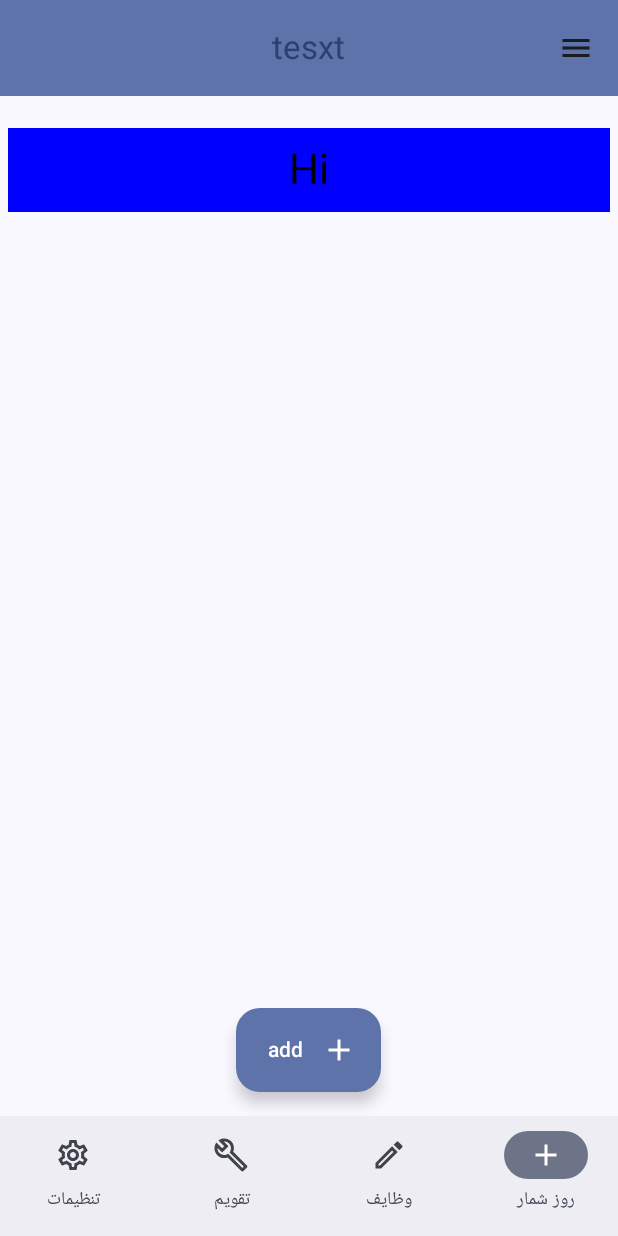
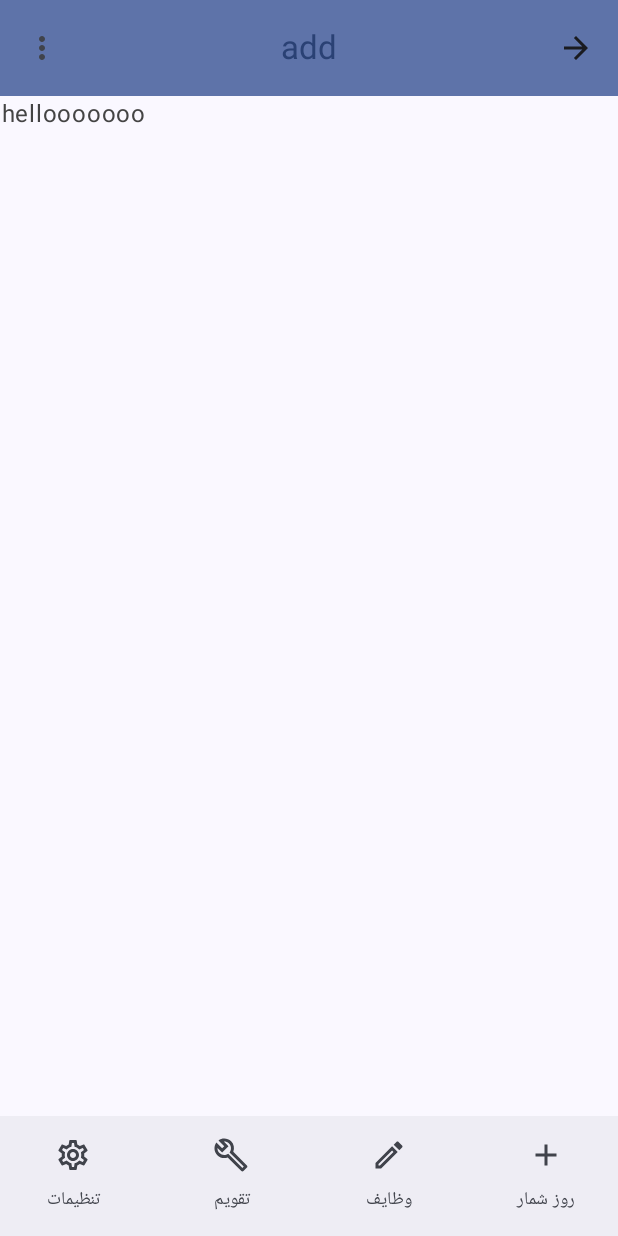
Before and after one commit to AliEasy/zaunguleh_kotlin, an Android app built with Jetpack Compose: the screen it shows after launch (MainActivity), after a tap on "add", on a phone screen of 412 x 824 dp. Run offline under Robolectric (Android 15) with nearby library versions, the phone set to English and light mode, and no system bars; our stand-ins replace Dagger/Hilt's generated code, Room's generated code.

Commit message:
feat: navigate to submit reminder screen

```diff
--- a/app/src/main/java/top/easyware/zanguleh/MainActivity.kt
+++ b/app/src/main/java/top/easyware/zanguleh/MainActivity.kt
@@ -29,12 +29,16 @@ import androidx.compose.ui.Modifier
 import androidx.compose.ui.graphics.vector.ImageVector
 import androidx.navigation.NavGraph.Companion.findStartDestination
 import androidx.navigation.NavHostController
+import androidx.navigation.NavType
 import androidx.navigation.compose.NavHost
 import androidx.navigation.compose.composable
 import androidx.navigation.compose.currentBackStackEntryAsState
 import androidx.navigation.compose.rememberNavController
+import androidx.navigation.navArgument
 import dagger.hilt.android.AndroidEntryPoint
+import top.easyware.zanguleh.core.screens.Screens
 import top.easyware.zanguleh.features.daily_counter.presentation.DailyCounterScreen
+import top.easyware.zanguleh.features.submit_reminder.presentation.SubmitReminderScreen
 import top.easyware.zanguleh.ui.theme.ZangulehTheme
 import java.util.Locale
 
@@ -171,7 +175,7 @@ fun NavigationGraph(
         startDestination = BottomNavigationItemsEnum.DAILY_COUNTER.value
     ) {
         composable(BottomNavigationItemsEnum.DAILY_COUNTER.value) {
-            DailyCounterScreen()
+            DailyCounterScreen(navController = navController)
         }
         composable(BottomNavigationItemsEnum.TASKS.value) {
             TasksScreen()
@@ -181,6 +185,19 @@ fun NavigationGraph(
         }
         composable(BottomNavigationItemsEnum.SETTINGS.value) {
             SettingsScreen()
+        }
+        composable(
+            route = Screens.SubmitReminder.route + "/reminderId={reminderId}",
+            arguments = listOf(navArgument("reminderId") {
+                type = NavType.IntType
+                defaultValue = -1
+                nullable = false
+            })
+        ) { entry ->
+            SubmitReminderScreen(
+                navController = navController,
+                reminderId = entry.arguments?.getInt("reminderId") ?: -1
+            )
         }
     }
 }
--- /dev/null
+++ b/app/src/main/java/top/easyware/zanguleh/core/screens/Screens.kt
@@ -0,0 +1,16 @@
+package top.easyware.zanguleh.core.screens
+
+sealed class Screens(val route: String) {
+    data object SubmitReminder : Screens("SubmitReminder")
+
+    fun withOptionalArgs(args: Map<String, String>): String {
+        return buildString {
+            append(route)
+            args.forEach {(key, value) -> append("/$key=$value")}
+        }
+
+//        var finalRoute = route
+//        args.forEach { (key, value) -> finalRoute = finalRoute.replace("{$key}", value) }
+//        return finalRoute
+    }
+}
--- a/app/src/main/java/top/easyware/zanguleh/features/daily_counter/presentation/DailyCounterScreen.kt
+++ b/app/src/main/java/top/easyware/zanguleh/features/daily_counter/presentation/DailyCounterScreen.kt
@@ -32,12 +32,15 @@ import androidx.compose.runtime.Composable
 import androidx.compose.ui.Modifier
 import androidx.compose.ui.unit.dp
 import androidx.hilt.navigation.compose.hiltViewModel
+import androidx.navigation.NavController
+import top.easyware.zanguleh.core.screens.Screens
 import top.easyware.zanguleh.features.daily_counter.presentation.components.FilterSection
 import top.easyware.zanguleh.features.daily_counter.presentation.components.ReminderItem
 
 @OptIn(ExperimentalMaterial3Api::class)
 @Composable
 fun DailyCounterScreen(
+    navController: NavController,
     viewModel: DailyCounterViewModel = hiltViewModel(),
 ) {
     val state = viewModel.state.value
@@ -50,7 +53,7 @@ fun DailyCounterScreen(
             floatingActionButton = {
                 ExtendedFloatingActionButton(
                     onClick = {
-                        viewModel.onEvent(DailyCounterEvent.AddReminder)
+                        navController.navigate(Screens.SubmitReminder.withOptionalArgs(mapOf("reminderId" to "-1")))
                     },
                     icon = {
                         Icon(
@@ -119,7 +122,19 @@ fun DailyCounterScreen(
                         .padding(it),
                 ) {
                     items(state.reminders) { reminder ->
-                        ReminderItem(modifier = Modifier.fillMaxWidth(), reminder = reminder)
+                        ReminderItem(
+                            modifier = Modifier.fillMaxWidth(),
+                            reminder = reminder,
+                            onTap = {
+                                navController.navigate(
+                                    Screens.SubmitReminder.withOptionalArgs(
+                                        mapOf(
+                                            "reminderId" to reminder.reminderId.toString()
+                                        )
+                                    )
+                                )
+                            },
+                        )
                     }
                 }
                 Spacer(modifier = Modifier.height(16.dp))
--- a/app/src/main/java/top/easyware/zanguleh/features/submit_reminder/presentation/SubmitReminderScreen.kt
+++ b/app/src/main/java/top/easyware/zanguleh/features/submit_reminder/presentation/SubmitReminderScreen.kt
@@ -7,7 +7,7 @@ import androidx.compose.foundation.layout.fillMaxSize
 import androidx.compose.foundation.layout.padding
 import androidx.compose.foundation.layout.width
 import androidx.compose.material.icons.Icons
-import androidx.compose.material.icons.filled.ArrowBack
+import androidx.compose.material.icons.filled.ArrowForward
 import androidx.compose.material.icons.filled.Delete
 import androidx.compose.material.icons.filled.MoreVert
 import androidx.compose.material3.BottomAppBar
@@ -26,16 +26,22 @@ import androidx.compose.runtime.Composable
 import androidx.compose.runtime.mutableStateOf
 import androidx.compose.runtime.remember
 import androidx.compose.ui.Modifier
+import androidx.compose.ui.graphics.Color
 import androidx.compose.ui.unit.dp
 import androidx.hilt.navigation.compose.hiltViewModel
+import androidx.navigation.NavController
 import top.easyware.zanguleh.core.uikit.ButtonComponent
 import top.easyware.zanguleh.core.uikit.ButtonComponentType
 
 @OptIn(ExperimentalMaterial3Api::class)
 @Composable
 fun SubmitReminderScreen(
-    viewModel: SubmitReminderViewModel = hiltViewModel()
+    navController: NavController,
+    viewModel: SubmitReminderViewModel = hiltViewModel(),
+    reminderId: Int = -1
 ) {
+
+    print(reminderId)
 
     val state = viewModel.state.value
 
@@ -61,12 +67,12 @@ fun SubmitReminderScreen(
                                 if (state.isEditMode) {
                                     viewModel.onEvent(SubmitReminderEvent.EditReminderCancel)
                                 } else {
-                                    //todo
+                                    navController.popBackStack()
                                 }
                             })
                         {
                             Icon(
-                                imageVector = Icons.Default.ArrowBack,
+                                imageVector = Icons.Default.ArrowForward,
                                 contentDescription = "back"
                             )
                         }
@@ -93,6 +99,7 @@ fun SubmitReminderScreen(
                                                         imageVector = Icons.Default.Delete,
                                                         contentDescription = "delete"
                                                     )
+                                                    Text(text = "Delete")
                                                 }
                                             },
                                             onClick = {
@@ -137,7 +144,9 @@ fun SubmitReminderScreen(
         ) {
             Box(
                 modifier = Modifier.padding(it)
-            )
+            ) {
+                Text(text = "hellooooooo", color = Color.DarkGray)
+            }
         }
     }
 }
```
Also changed, not shown: app/src/main/java/top/easyware/zanguleh/features/daily_counter/presentation/components/ReminderItem.kt (+14 -1 lines), app/src/main/java/top/easyware/zanguleh/features/submit_reminder/presentation/components/TransparentHintTextField.kt (added, +44 -0 lines).
